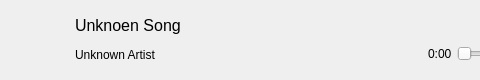
Before: the Qt Designer form src/frontend/controls.ui in MilanJzo/eda-mp3, drawn with Qt 5; both pictures show x 0 to 480 and y 0 to 80 of the 1439 by 80 pixel window.
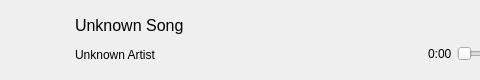
After: the same form once the commit is applied. Icons and pictures are not drawn.

Commit message: fixed typo in controls title label

```diff
--- a/src/frontend/controls.ui
+++ b/src/frontend/controls.ui
@@ -124,7 +124,7 @@
               </font>
              </property>
              <property name="text">
-              <string>Unknoen Song</string>
+              <string>Unknown Song</string>
              </property>
             </widget>
            </item>
```
